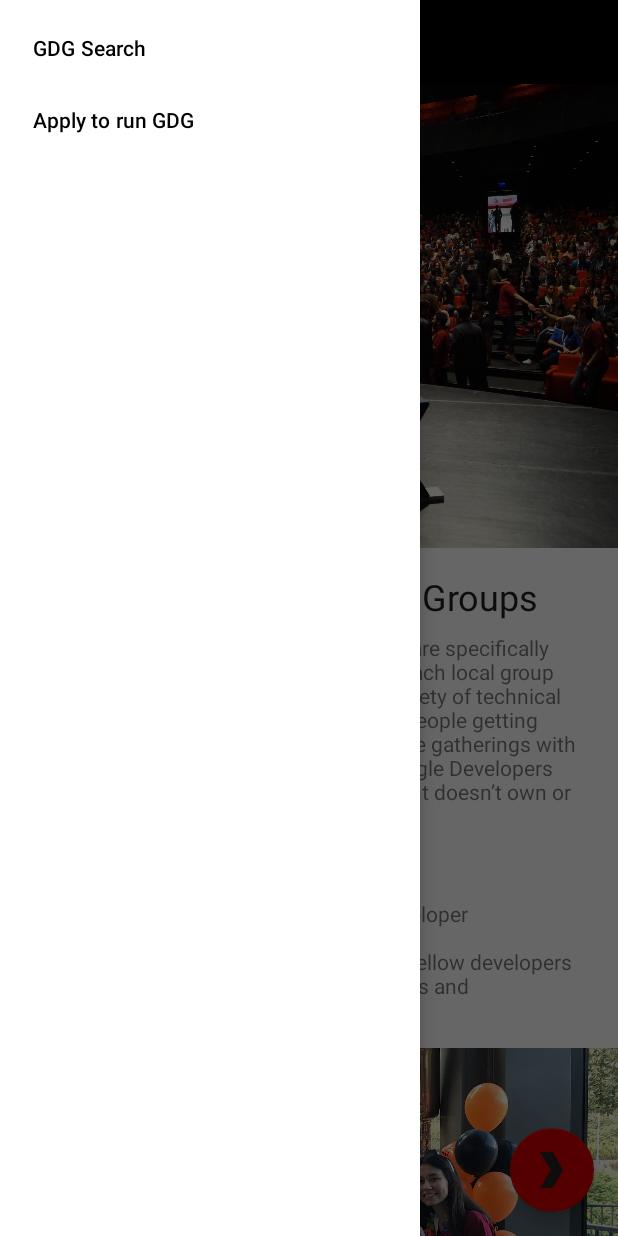
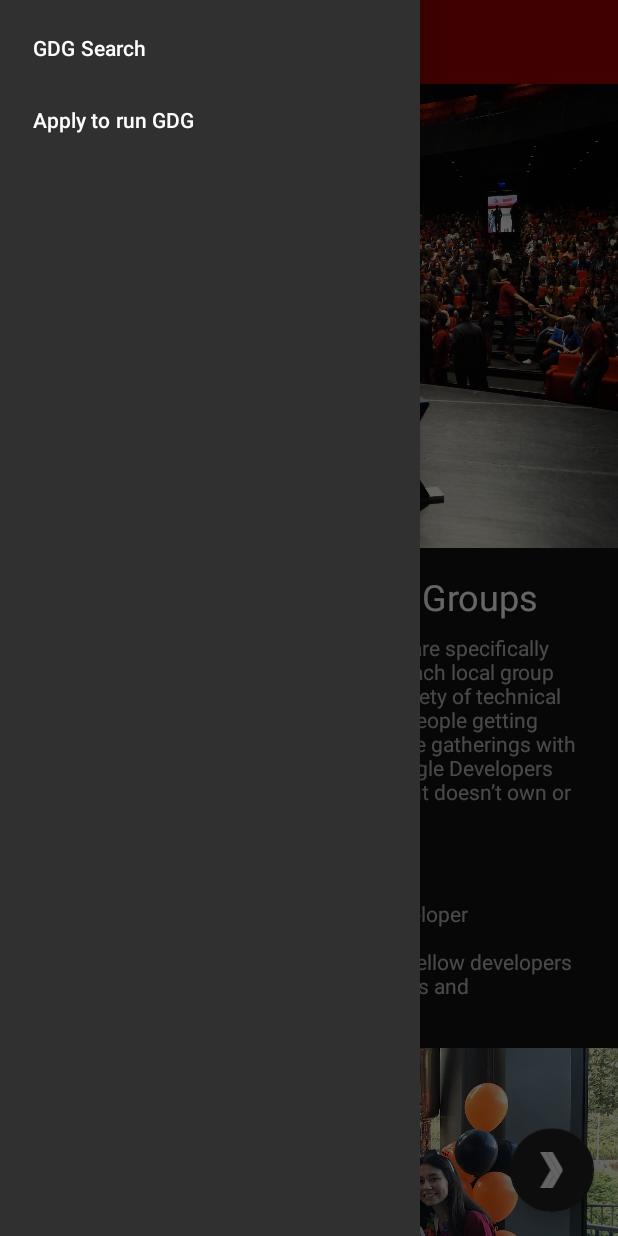
Before and after one commit to Manasask8127/GDGFinder, an Android app: the screen it shows after launch (MainActivity), with the side drawer open, on a phone screen of 412 x 824 dp. Run offline under Robolectric (Android 15) with nearby library versions, the phone set to English and light mode, and no system bars; our stand-ins replace data binding, navigation-ui; Roboto replaces fonts that are not available here.

Commit message:
darkmode feature

```diff
--- a/app/src/main/java/com/example/android/gdgfinder/MainActivity.kt
+++ b/app/src/main/java/com/example/android/gdgfinder/MainActivity.kt
@@ -3,6 +3,7 @@ package com.example.android.gdgfinder
 import android.os.Bundle
 import android.view.View
 import androidx.appcompat.app.AppCompatActivity
+import androidx.appcompat.app.AppCompatDelegate
 import androidx.databinding.DataBindingUtil
 import androidx.navigation.NavDestination
 import androidx.navigation.findNavController
@@ -18,6 +19,8 @@ class MainActivity : AppCompatActivity() {
     override fun onCreate(savedInstanceState: Bundle?) {
         super.onCreate(savedInstanceState)
         binding = DataBindingUtil.setContentView(this, R.layout.activity_main)
+
+        AppCompatDelegate.setDefaultNightMode(AppCompatDelegate.MODE_NIGHT_YES)
 
         setupNavigation()
     }
--- /dev/null
+++ b/app/src/main/res/values-night/colors.xml
@@ -0,0 +1,15 @@
+<?xml version="1.0" encoding="utf-8"?>
+<resources>
+
+
+    <color name="primaryColor">#d50000</color>
+    <color name="primaryLightColor">#ff5131</color>
+    <color name="primaryDarkColor">#9b0000</color>
+    <color name="secondaryColor">#212121</color>
+    <color name="secondaryLightColor">#484848</color>
+    <color name="secondaryDarkColor">#000000</color>
+    <color name="primaryTextColor">#212121</color>
+    <color name="secondaryTextColor">#fafafa</color>
+
+
+</resources>
--- a/app/src/main/res/values/styles.xml
+++ b/app/src/main/res/values/styles.xml
@@ -1,7 +1,7 @@
 <resources>
 
     <!-- Base application theme. -->
-    <style name="AppTheme" parent="Theme.MaterialComponents.Light.NoActionBar">
+    <style name="AppTheme" parent="Theme.MaterialComponents.DayNight.NoActionBar">
         <!-- Customize your theme here. -->
         <item name="colorPrimary">@color/primaryColor</item>
         <item name="colorPrimaryDark">@color/primaryDarkColor</item>
```
